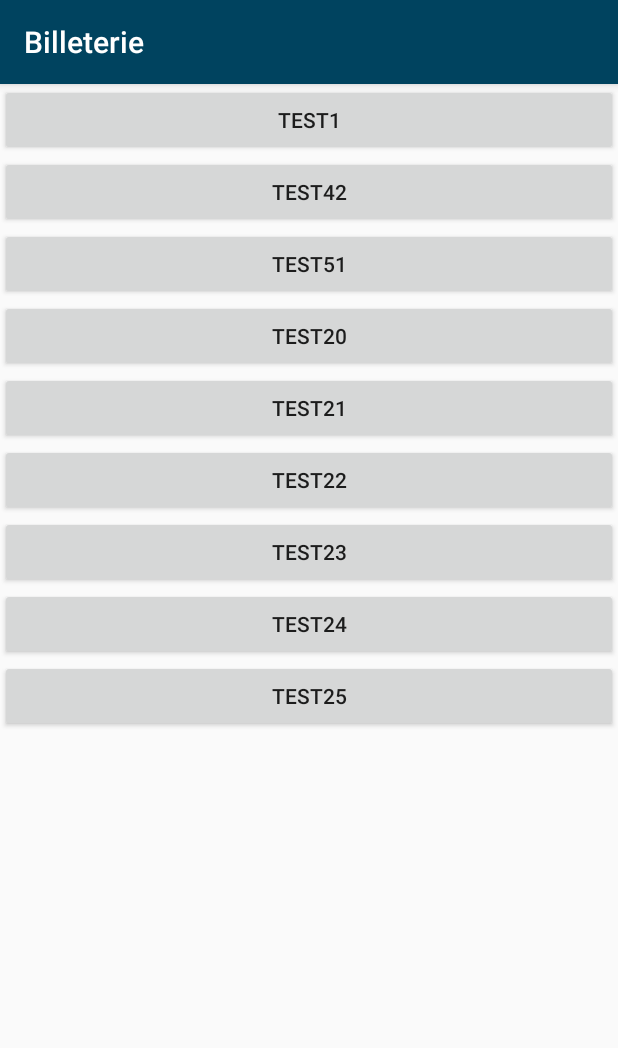
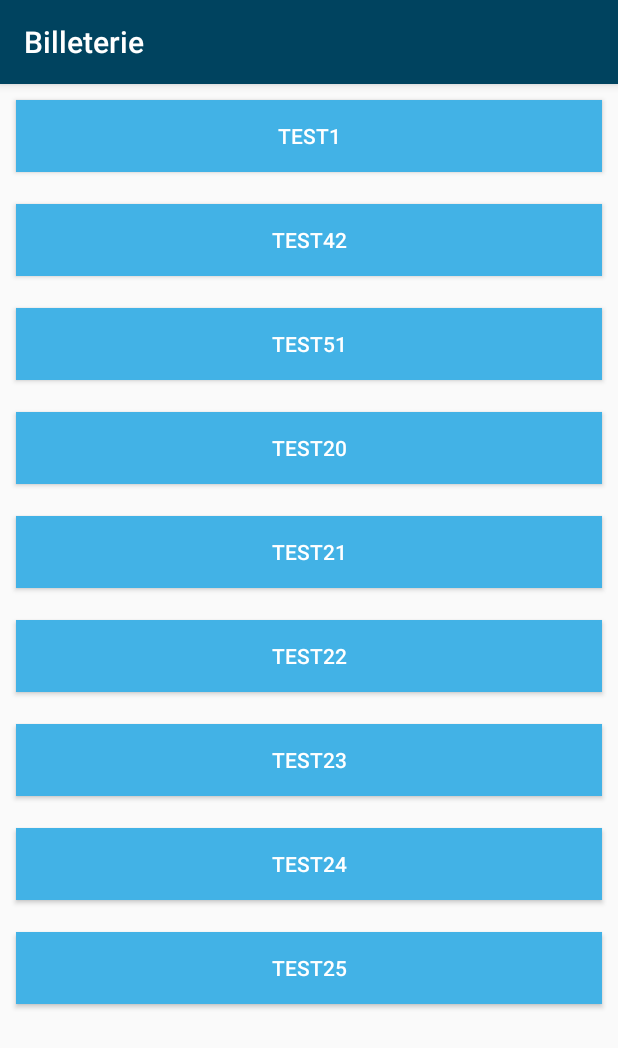
Before and after one commit to Morceau-x/yakachoisir, an Android app: the screen it shows after launch (EventsActivity), after a tap on "CONNEXION", on a phone screen of 412 x 824 dp. Shown: the top 1048 px of the screen. Run offline under Robolectric (Android 15) with nearby library versions, the phone set to English and light mode, and no system bars.

Commit message:
Change style for event buttons

```diff
--- a/YakaAppli/app/src/main/java/fr/epita/yakaappli/EventsActivity.kt
+++ b/YakaAppli/app/src/main/java/fr/epita/yakaappli/EventsActivity.kt
@@ -8,6 +8,7 @@ import kotlin.collections.ArrayList
 import kotlinx.android.synthetic.main.activity_events.*
 import android.widget.Toast
 import android.R.interpolator.linear
+import android.annotation.SuppressLint
 import android.content.Intent
 import android.graphics.Color
 import android.provider.FontsContract
@@ -15,6 +16,9 @@ import android.view.View
 import android.view.ViewGroup
 import android.widget.Button
 import android.widget.LinearLayout
+import android.graphics.Typeface
+
+
 
 
 
@@ -33,11 +37,16 @@ class EventsActivity : AppCompatActivity() {
 
 
         for (e in events) {
-            val linearLayout : LinearLayout = findViewById(R.id.rootContainer);
+            val linearLayout : LinearLayout = findViewById(R.id.rootContainer)
 
             var btnShow = Button(this)
             btnShow.setText(e.name)
-            btnShow.setLayoutParams(LinearLayout.LayoutParams(ViewGroup.LayoutParams.MATCH_PARENT, ViewGroup.LayoutParams.WRAP_CONTENT))
+            btnShow.setTextColor(resources.getColor(R.color.colorBlank))
+            btnShow.setBackgroundResource(R.drawable.button_event)
+            var params = LinearLayout.LayoutParams(ViewGroup.LayoutParams.MATCH_PARENT,
+                    ViewGroup.LayoutParams.WRAP_CONTENT)
+            params.setMargins(16,16,16,16)
+            btnShow.setLayoutParams(params)
             btnShow.setOnClickListener(object : View.OnClickListener {
                 override fun onClick(v : View) {
                     val explicitIntent = Intent(this@EventsActivity, CheckActivity::class.java)
--- /dev/null
+++ b/YakaAppli/app/src/main/res/drawable/button_event.xml
@@ -0,0 +1,6 @@
+<?xml version="1.0" encoding="utf-8"?>
+<shape xmlns:android="http://schemas.android.com/apk/res/android" android:shape="rectangle" >
+    <solid
+        android:color="@color/colorLightBlue"
+        />
+</shape>
```
